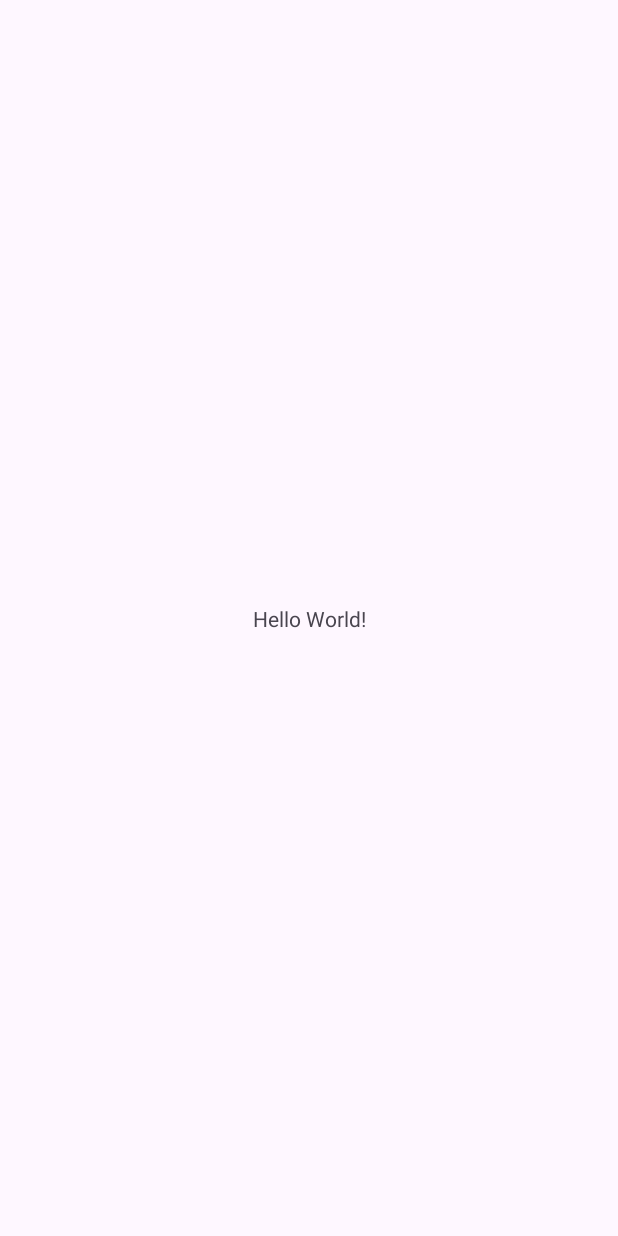
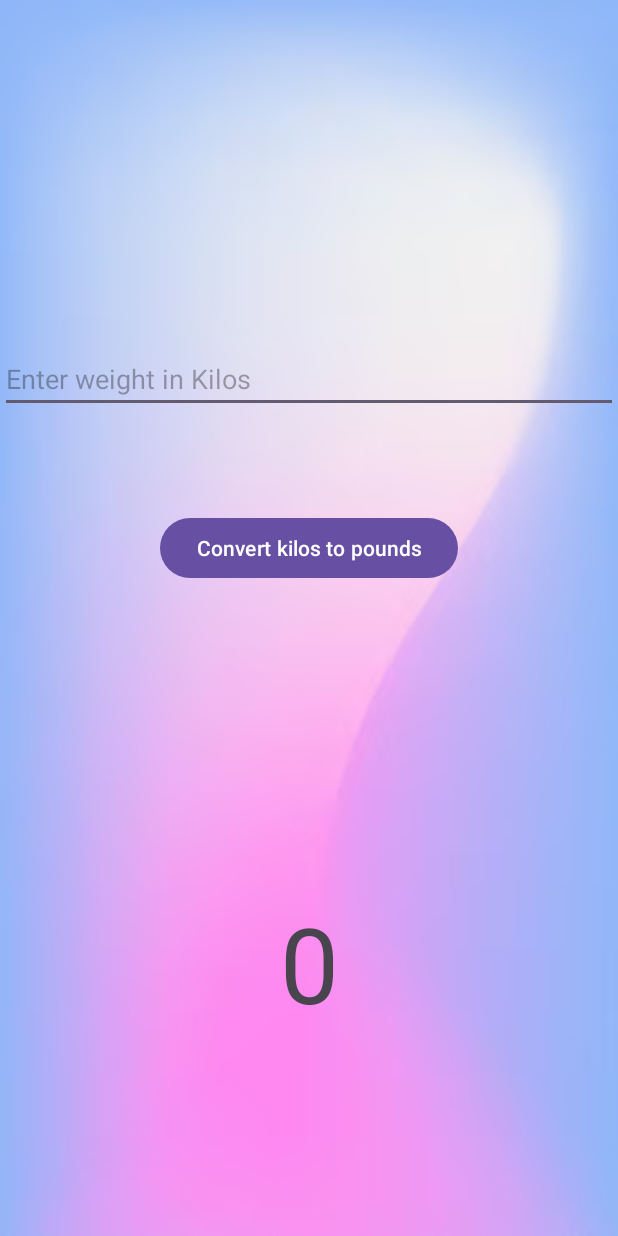
Before and after one commit to Joshlanuevo/android-app-projects, an Android app: the screen it shows after launch (MainActivity), on a phone screen of 412 x 824 dp. Before the commit the screen is almost empty. Run offline under Robolectric (Android 15) with nearby library versions, the phone set to English and light mode, and no system bars.

Commit message:
design layout added.

```diff
--- a/unit-converter-app/app/src/main/res/layout/activity_main.xml
+++ b/unit-converter-app/app/src/main/res/layout/activity_main.xml
@@ -4,15 +4,38 @@
     xmlns:tools="http://schemas.android.com/tools"
     android:layout_width="match_parent"
     android:layout_height="match_parent"
+    android:background="@drawable/blur_pink_blue"
     tools:context=".MainActivity">
 
-    <TextView
-        android:layout_width="wrap_content"
+    <EditText
+        android:id="@+id/editText"
+        android:layout_width="0dp"
         android:layout_height="wrap_content"
-        android:text="Hello World!"
-        app:layout_constraintBottom_toBottomOf="parent"
+        android:layout_marginTop="230dp"
+        android:hint="Enter weight in Kilos"
         app:layout_constraintEnd_toEndOf="parent"
         app:layout_constraintStart_toStartOf="parent"
         app:layout_constraintTop_toTopOf="parent" />
 
+    <Button
+        android:id="@+id/btn"
+        android:layout_width="wrap_content"
+        android:layout_height="wrap_content"
+        android:layout_marginTop="66dp"
+        android:text="Convert kilos to pounds"
+        app:layout_constraintEnd_toEndOf="parent"
+        app:layout_constraintStart_toStartOf="parent"
+        app:layout_constraintTop_toBottomOf="@+id/editText" />
+
+    <TextView
+        android:id="@+id/textView"
+        android:layout_width="wrap_content"
+        android:layout_height="wrap_content"
+        android:layout_marginBottom="135dp"
+        android:text="0"
+        android:textSize="70sp"
+        app:layout_constraintBottom_toBottomOf="parent"
+        app:layout_constraintEnd_toEndOf="parent"
+        app:layout_constraintStart_toStartOf="parent" />
+
 </androidx.constraintlayout.widget.ConstraintLayout>
```
